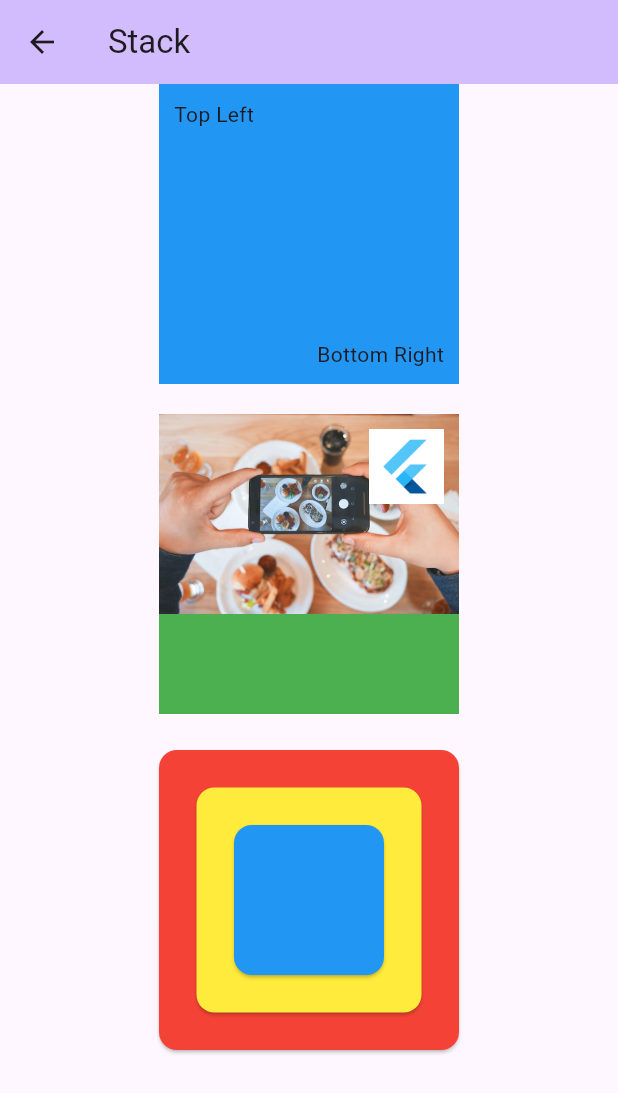
After one commit to azhar-chaudhari/flutter-examples, a Flutter app: the StackPage screen opened directly, on a phone screen of 412 x 824 dp. The commit adds this screen. Shown: the top 1093 px of the screen. Run offline on Flutter 3.47's test engine with Material 2 defaults, Android fonts, the phone set to English and light mode, and no system bars; generated files the repository leaves out were written again.

Commit message:
stack page

```diff
--- /dev/null
+++ b/lib/pages/stack_page.dart
@@ -0,0 +1,97 @@
+import 'package:flutter/material.dart';
+
+class StackPage extends StatefulWidget {
+  const StackPage({super.key});
+
+  @override
+  State<StackPage> createState() => _StackPageState();
+}
+
+class _StackPageState extends State<StackPage> {
+  @override
+  Widget build(BuildContext context) {
+    return Scaffold(
+      appBar: AppBar(
+        backgroundColor: Theme.of(context).colorScheme.inversePrimary,
+        title: const Text("Stack"),
+      ),
+      body: SingleChildScrollView(
+        child: Center(
+          child: Column(
+            mainAxisAlignment: MainAxisAlignment.center,
+            children: <Widget>[
+              // Example 1: Stacking Widgets
+              Container(
+                width: 200,
+                height: 200,
+                color: Colors.blue,
+                child: const Stack(
+                  children: [
+                    Positioned(
+                      top: 10,
+                      left: 10,
+                      child: Text('Top Left'),
+                    ),
+                    Positioned(
+                      bottom: 10,
+                      right: 10,
+                      child: Text('Bottom Right'),
+                    ),
+                  ],
+                ),
+              ),
+              const SizedBox(height: 20),
+
+              // Example 2: Overlay Images
+              Container(
+                width: 200,
+                height: 200,
+                color: Colors.green,
+                child: Stack(
+                  children: [
+                    Image.asset('assets/images/eaters.jpg'),
+                    Positioned(
+                      top: 10,
+                      right: 10,
+                      child: Image.asset('assets/images/icon.png',
+                          width: 50, height: 50),
+                    ),
+                  ],
+                ),
+              ),
+              const SizedBox(height: 20),
+
+              // Example 3: Layered Cards
+              Stack(
+                alignment: Alignment.center,
+                children: [
+                  const Card(
+                    color: Colors.red,
+                    child: SizedBox(
+                      width: 200,
+                      height: 200,
+                    ),
+                  ),
+                  Card(
+                    color: Colors.yellow,
+                    child: Container(
+                      width: 150,
+                      height: 150,
+                    ),
+                  ),
+                  Card(
+                    color: Colors.blue,
+                    child: Container(
+                      width: 100,
+                      height: 100,
+                    ),
+                  ),
+                ],
+              ),
+            ],
+          ),
+        ),
+      ),
+    );
+  }
+}
--- a/lib/widgets/nav-drawer.dart
+++ b/lib/widgets/nav-drawer.dart
@@ -18,6 +18,7 @@ import 'package:flutter_examples/pages/profile.dart';
 import 'package:flutter_examples/pages/scaffold_page.dart';
 import 'package:flutter_examples/pages/sizedbox_page.dart';
 import 'package:flutter_examples/pages/snackbar_page.dart';
+import 'package:flutter_examples/pages/stack_page.dart';
 import 'package:flutter_examples/pages/tabbar_page.dart';
 import 'package:flutter_examples/pages/text_page.dart';
 import 'package:flutter_examples/pages/toggle_button_page.dart';
@@ -326,6 +327,18 @@ class NavDrawer extends StatelessWidget {
               children: [
                 ListTile(
                   leading: const Icon(Icons.verified_user),
+                  title: const Text('Stack'),
+                  onTap: () {
+                    Navigator.pop(context); // Close the drawer
+                    Navigator.push(
+                      context,
+                      MaterialPageRoute(
+                          builder: (context) => const StackPage()),
+                    );
+                  },
+                ),
+                ListTile(
+                  leading: const Icon(Icons.verified_user),
                   title: const Text('SizedBox'),
                   onTap: () {
                     Navigator.pop(context); // Close the drawer
```
